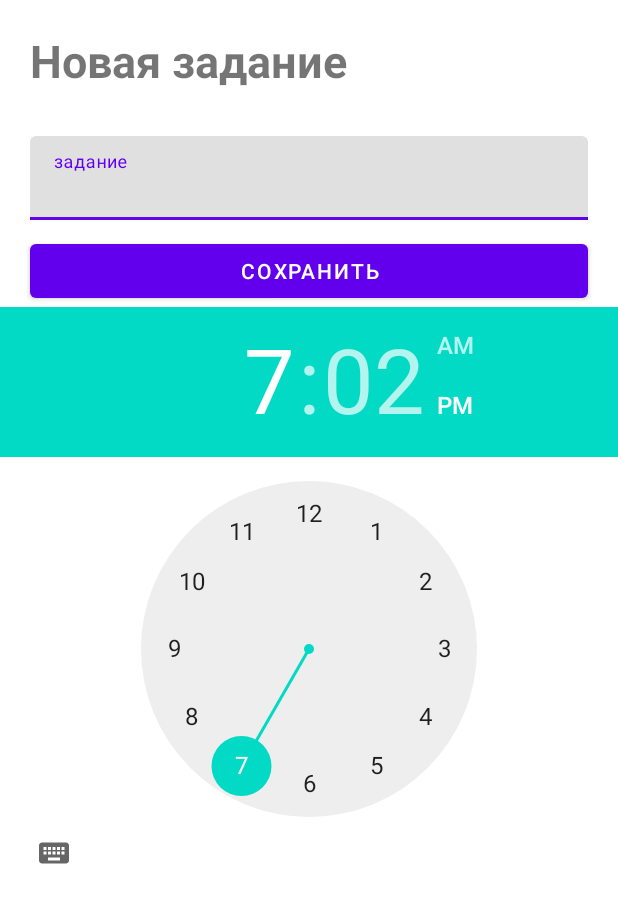
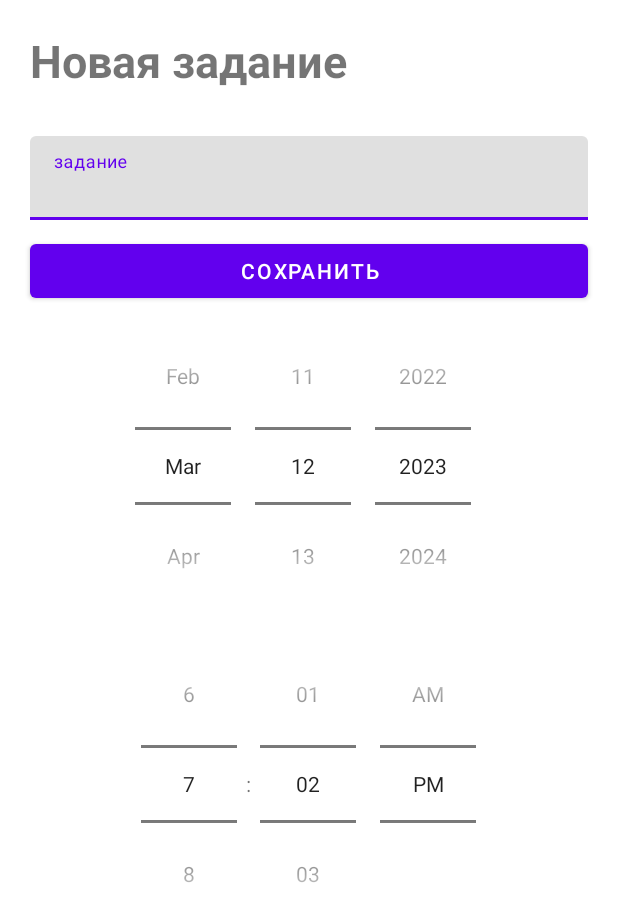
Before and after one commit to iashinamary/pet, an Android app: the layout new_task_sheet_layout.xml on its own in the app's theme, with its tools: preview values and no code run, on a phone screen of 412 x 824 dp. Shown: the top 921 px of the screen. Run offline under Robolectric (Android 15) with nearby library versions, the phone set to English and light mode, and no system bars.

Commit message:
12.03.23

```diff
--- a/app/src/main/java/com/example/pet/data/TaskRepo.kt
+++ b/app/src/main/java/com/example/pet/data/TaskRepo.kt
@@ -9,5 +9,6 @@ class TaskRepo(
     suspend fun addTask(entity: TaskEntity) = dao.insertTask(entity)
 
     fun getAllTasks() = dao.getAllTasks()
+    suspend fun deleteTask(id: String)  = dao.deleteById(id)
 
 }
--- a/app/src/main/java/com/example/pet/data/TasksDao.kt
+++ b/app/src/main/java/com/example/pet/data/TasksDao.kt
@@ -15,4 +15,8 @@ interface TasksDao {
 
     @Query("SELECT * FROM tasks")
     fun getAllTasks(): Flow<List<TaskEntity>>
+
+    @Query("DELETE FROM tasks WHERE id =:id")
+    suspend fun deleteById(id: String)
+
 }
--- a/app/src/main/java/com/example/pet/domain/models/TaskEntity.kt
+++ b/app/src/main/java/com/example/pet/domain/models/TaskEntity.kt
@@ -19,7 +19,7 @@ data class TaskEntity(
 
     fun toItem(): TaskItem {
         val date = SimpleDateFormat(
-            "hh:mm", Locale.getDefault()
+            "HH:mm dd.MM.yyyy", Locale.getDefault()
         ).format(Date(timeStamp))
         return TaskItem(name, completed, date, id)
     }
--- a/app/src/main/res/layout/new_task_sheet_layout.xml
+++ b/app/src/main/res/layout/new_task_sheet_layout.xml
@@ -4,8 +4,7 @@
     xmlns:tools="http://schemas.android.com/tools"
     android:orientation="vertical"
     android:layout_width="match_parent"
-    android:layout_height="match_parent"
-    tools:context=".NewTaskSheet">
+    android:layout_height="match_parent">
 
     <TextView
         android:id="@+id/new_task"
@@ -39,8 +38,18 @@
         android:layout_marginHorizontal="20dp"
         android:text="Сохранить"/>
 
+    <DatePicker
+        android:id="@+id/datapicker"
+        android:layout_width="match_parent"
+        android:layout_height="wrap_content"
+        android:calendarViewShown="false"
+        android:datePickerMode="spinner"
+        />
+
     <TimePicker
+        android:id="@+id/time_pick"
         android:layout_width="match_parent"
-        android:layout_height="match_parent"
-        />
+        android:layout_height="wrap_content"
+        android:timePickerMode="spinner" />
+
 </LinearLayout>
--- a/app/src/main/res/layout/task_item_layout.xml
+++ b/app/src/main/res/layout/task_item_layout.xml
@@ -38,6 +38,7 @@
            android:id="@+id/complete_button"
            android:gravity="center"
            android:enabled="true"
+           android:visibility="gone"
            android:layout_marginHorizontal="5dp"
 
            />
--- a/app/src/main/res/values/themes.xml
+++ b/app/src/main/res/values/themes.xml
@@ -13,4 +13,6 @@
         <item name="android:statusBarColor" tools:targetApi="l">?attr/colorPrimaryVariant</item>
         <!-- Customize your theme here. -->
     </style>
+
+
 </resources>
```
Also changed, not shown: app/src/main/java/com/example/pet/ui/dogFragments/NewTaskSheet.kt (+13 -2 lines), app/src/main/java/com/example/pet/ui/dogFragments/TaskViewModel.kt (+9 -2 lines), app/src/main/java/com/example/pet/ui/dogFragments/ToDoListFragment.kt (+14 -5 lines), app/src/main/res/menu/task_popup_menu.xml (added, +9 -0 lines).
